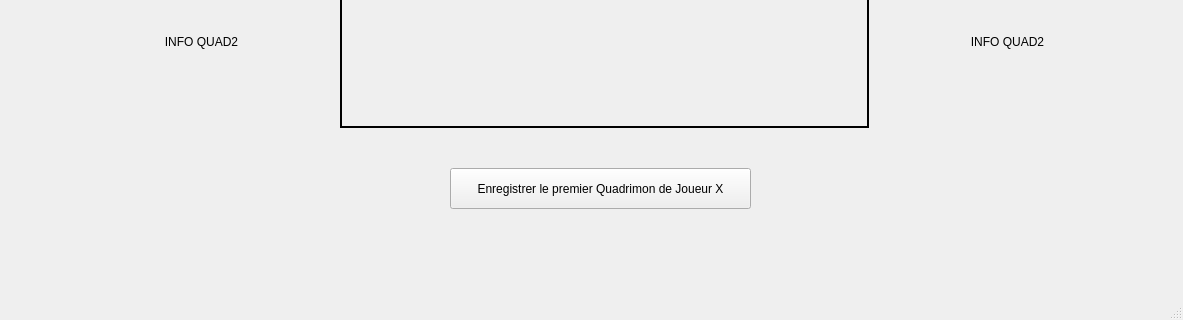
Qt form mainwindow.ui (Electrom500/Quadrimon) before a commit; both pictures show x 0 to 1183 and y 422 to 742 of the 1183 by 742 pixel window.
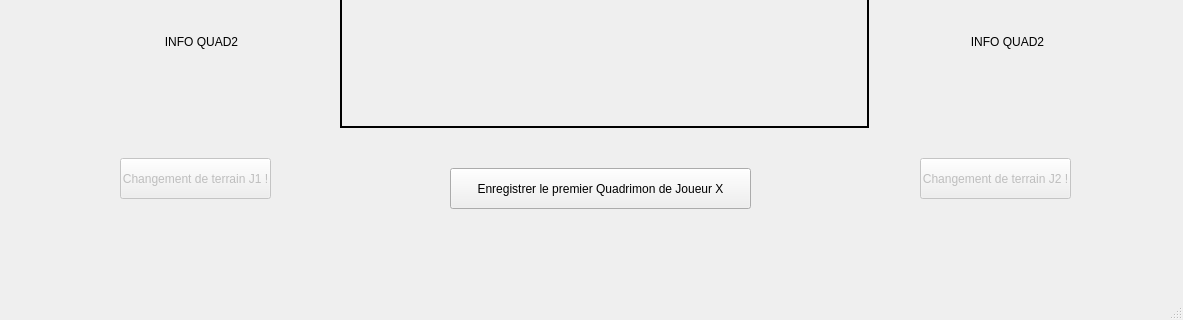
The same form after that commit.

The edit to the form file:
```diff
--- a/mainwindow.ui
+++ b/mainwindow.ui
@@ -160,6 +160,38 @@
      <string>Enregistrer le premier Quadrimon de Joueur X</string>
     </property>
    </widget>
+   <widget class="QPushButton" name="interrup_J1_button">
+    <property name="enabled">
+     <bool>false</bool>
+    </property>
+    <property name="geometry">
+     <rect>
+      <x>120</x>
+      <y>580</y>
+      <width>151</width>
+      <height>41</height>
+     </rect>
+    </property>
+    <property name="text">
+     <string>Changement de terrain J1 !</string>
+    </property>
+   </widget>
+   <widget class="QPushButton" name="interrup_J2_button">
+    <property name="enabled">
+     <bool>false</bool>
+    </property>
+    <property name="geometry">
+     <rect>
+      <x>920</x>
+      <y>580</y>
+      <width>151</width>
+      <height>41</height>
+     </rect>
+    </property>
+    <property name="text">
+     <string>Changement de terrain J2 !</string>
+    </property>
+   </widget>
   </widget>
   <widget class="QMenuBar" name="menubar">
    <property name="geometry">
```
